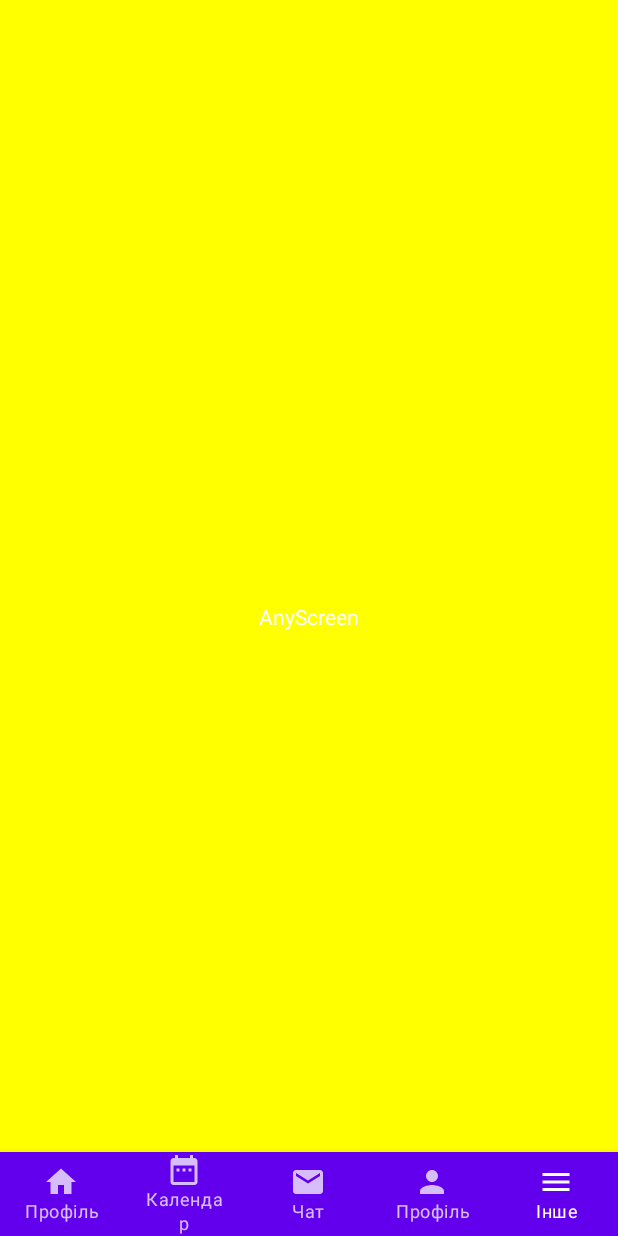
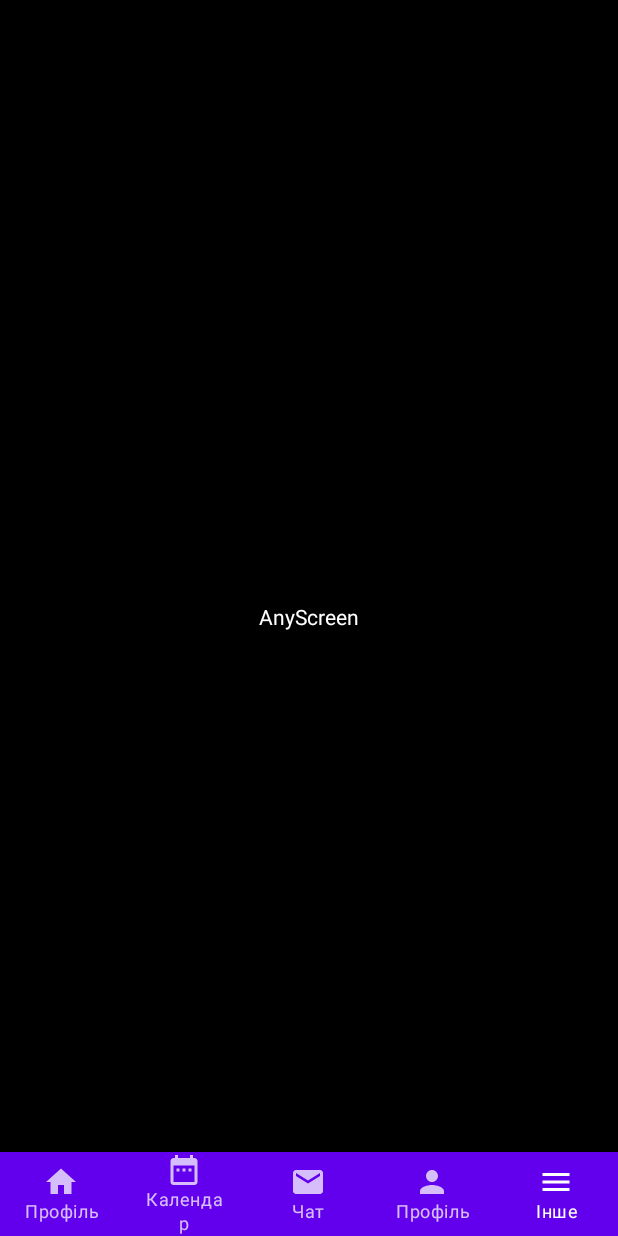
Before and after one commit to YroslavNykolyshyn/Compouse, an Android app built with Jetpack Compose: the AnyScreen screen opened through its navigation route, on a phone screen of 412 x 824 dp. Run offline under Robolectric (Android 15) with nearby library versions, the phone set to English and light mode, and no system bars.

Commit message:
first commit

```diff
--- a/app/src/main/java/com/example/compouse/screens/AnyScreen.kt
+++ b/app/src/main/java/com/example/compouse/screens/AnyScreen.kt
@@ -1,21 +1,21 @@
 package com.example.compouse.screens
 
 import androidx.compose.foundation.background
-import androidx.compose.foundation.layout.Box
-import androidx.compose.foundation.layout.fillMaxSize
+import androidx.compose.foundation.layout.*
 import androidx.compose.material.Text
 import androidx.compose.runtime.Composable
 import androidx.compose.ui.Alignment
 import androidx.compose.ui.Modifier
 import androidx.compose.ui.graphics.Color
 import androidx.compose.ui.tooling.preview.Preview
+import com.example.compouse.BottomBarScreen
 
 @Composable
 fun AnyScreen(){
     Box(
         modifier = Modifier
             .fillMaxSize()
-            .background(Color.Yellow),
+            .background(Color.Black),
         contentAlignment = Alignment.Center
     ) {
         Text(
@@ -27,6 +27,6 @@ fun AnyScreen(){
 
 @Composable
 @Preview
-fun AnyScreenPreview(){
+fun AnyScreenPrewie(){
     AnyScreen()
 }
--- a/app/src/main/java/com/example/compouse/screens/MainScreen.kt
+++ b/app/src/main/java/com/example/compouse/screens/MainScreen.kt
@@ -1,27 +1,79 @@
 package com.example.compouse.screens
 
+import androidx.compose.foundation.Image
 import androidx.compose.foundation.background
-import androidx.compose.foundation.layout.Box
-import androidx.compose.foundation.layout.fillMaxSize
+import androidx.compose.foundation.layout.*
+import androidx.compose.foundation.shape.RoundedCornerShape
+import androidx.compose.material.Button
 import androidx.compose.material.Text
 import androidx.compose.runtime.Composable
 import androidx.compose.ui.Alignment
 import androidx.compose.ui.Modifier
+import androidx.compose.ui.draw.clip
 import androidx.compose.ui.graphics.Color
+import androidx.compose.ui.layout.ContentScale
+import androidx.compose.ui.res.painterResource
 import androidx.compose.ui.tooling.preview.Preview
+import androidx.compose.ui.unit.dp
+import com.example.compouse.R
 
 @Composable
 fun MainScreen(){
+    val image = painterResource(R.drawable.football)
+    val image1 = painterResource(R.drawable.krp)
+    Column(modifier = Modifier
+        .background(Color.White)) {
+        Box(modifier = Modifier
+            .fillMaxSize()
+            .weight(0.5f)
+        ) {
+            Box(modifier = Modifier.fillMaxSize()){
+                Image(
+                    painter = image,
+                    contentDescription = null,
+                    contentScale = ContentScale.Crop,
+                    modifier = Modifier
+                        .fillMaxSize()
+                        .clip(shape = RoundedCornerShape(bottomStart = 16.dp, bottomEnd = 16.dp))
+                )
+                Column() {
+                    Box(modifier = Modifier.padding(start = 170.dp)){
+                        Image(
+                            painter = image1,
+                            contentDescription = null
+                        )
+                    }
+                }
+                Box(modifier = Modifier.fillMaxSize(),
+                    contentAlignment = Alignment.Center
+                ){
+                    Column() {
+                        Text(color = Color.White, text = "Team")
+                        Text(color = Color.White, text = " На сьогодні заплановано: ")
+                    }
+                }
+            }
+        }
         Box(
             modifier = Modifier
+                .weight(1f)
                 .fillMaxSize()
-            .background(Color.Red),
+                .background(Color.White),
             contentAlignment = Alignment.Center
         ) {
+            Row(modifier = Modifier) {
+                Button(onClick = { /*TODO*/ }) {
+
+                }
+                Button(onClick = { /*TODO*/ }) {
+
+                }
+            }
             Text(
                 text = "MainScreen",
-            color = Color.White
+                color = Color.Black
             )
+        }
     }
 }
 
```
Lines whose indentation alone changed are shown as unchanged.
